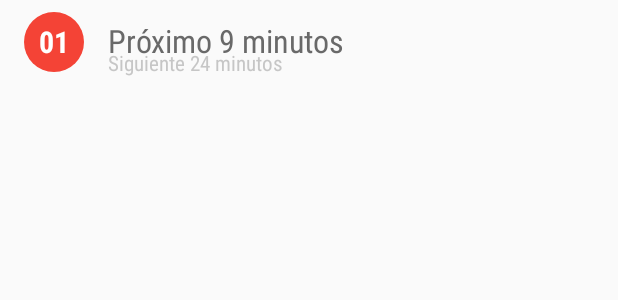
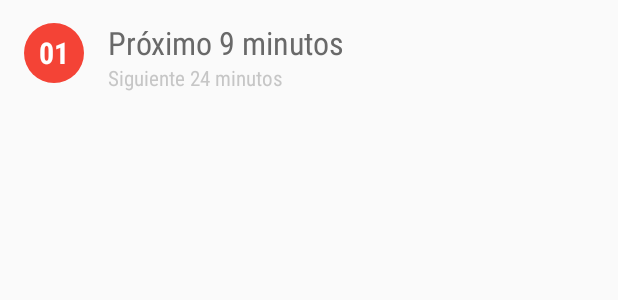
Before and after one commit to Sloy/SeviBus-Experiments, an Android app: the layout list_item_arrival_detail.xml on its own in the app's theme, with its tools: preview values and no code run, on a phone screen of 412 x 824 dp. Shown: the top 300 px of the screen. Run offline under Robolectric (Android 15) with nearby library versions, the phone set to English and light mode, and no system bars.

Commit message:
Refactorizado layout de llegada para usar un único RelativeLayout
Siguiendo *algunos* consejos de @AnderWeb (otros mejor que no :p)

```diff
--- a/app/src/main/java/com/sloydev/sevibus/presentation/view/component/ArrivalTimesDetailedView.java
+++ b/app/src/main/java/com/sloydev/sevibus/presentation/view/component/ArrivalTimesDetailedView.java
@@ -79,7 +79,7 @@ public class ArrivalTimesDetailedView extends LinearLayout {
             holder.secondTime.setText(secondBusTime);
             holder.secondTime.setVisibility(VISIBLE);
         } else {
-            holder.secondTime.setVisibility(GONE);
+            holder.secondTime.setVisibility(INVISIBLE);
         }
         setNextTimeStyle(holder);
     }
--- a/app/src/main/res/layout/list_item_arrival_detail.xml
+++ b/app/src/main/res/layout/list_item_arrival_detail.xml
@@ -1,27 +1,19 @@
 <?xml version="1.0" encoding="utf-8"?>
-<LinearLayout xmlns:android="http://schemas.android.com/apk/res/android"
+<RelativeLayout xmlns:android="http://schemas.android.com/apk/res/android"
                 xmlns:tools="http://schemas.android.com/tools"
                 android:layout_width="match_parent"
                 android:layout_height="wrap_content"
                 android:background="?selectableItemBackground"
                 android:clickable="true"
-              android:orientation="vertical"
-              android:paddingBottom="8dp"
                 android:paddingLeft="16dp"
                 android:paddingRight="16dp"
-              android:paddingTop="8dp"
     >
-
-    <LinearLayout
-        android:layout_width="match_parent"
-        android:layout_height="wrap_content"
-        android:baselineAligned="true"
-        android:orientation="horizontal">
 
     <TextView
         android:id="@+id/arrival_detail_line_badge"
         android:layout_width="@dimen/arrival_detail_line_badge_size"
         android:layout_height="@dimen/arrival_detail_line_badge_size"
+        android:layout_alignBaseline="@+id/arrival_detail_next_time"
         android:background="@drawable/arrival_detail_line_badge_background"
         android:fontFamily="sans-serif-condensed"
         android:gravity="center"
@@ -38,26 +30,25 @@
         android:layout_width="wrap_content"
         android:layout_height="wrap_content"
         android:layout_marginLeft="16dp"
+        android:layout_toRightOf="@+id/arrival_detail_line_badge"
         android:fontFamily="sans-serif-condensed"
+        android:gravity="bottom"
         android:includeFontPadding="false"
         android:maxLines="1"
-            android:paddingBottom="8dp"
+        android:minHeight="@dimen/arrival_detail_big_number"
         android:textColor="@color/arrival_detail_primary"
         android:textSize="21sp"
         tools:text="Próximo 9 minutos"/>
-
-    </LinearLayout>
-
 
     <TextView
         android:id="@+id/arrival_detail_second_time"
         android:layout_width="wrap_content"
         android:layout_height="wrap_content"
-        android:layout_marginLeft="56dp"
-        android:layout_marginTop="-16dp"
+        android:layout_alignLeft="@+id/arrival_detail_next_time"
+        android:layout_below="@+id/arrival_detail_next_time"
         android:alpha="0.6"
         android:fontFamily="sans-serif-condensed"
         android:textColor="@color/arrival_detail_secondary"
         android:textSize="14sp"
         tools:text="Siguiente 24 minutos"/>
-</LinearLayout>
+</RelativeLayout>
```
Lines whose indentation alone changed are shown as unchanged.
